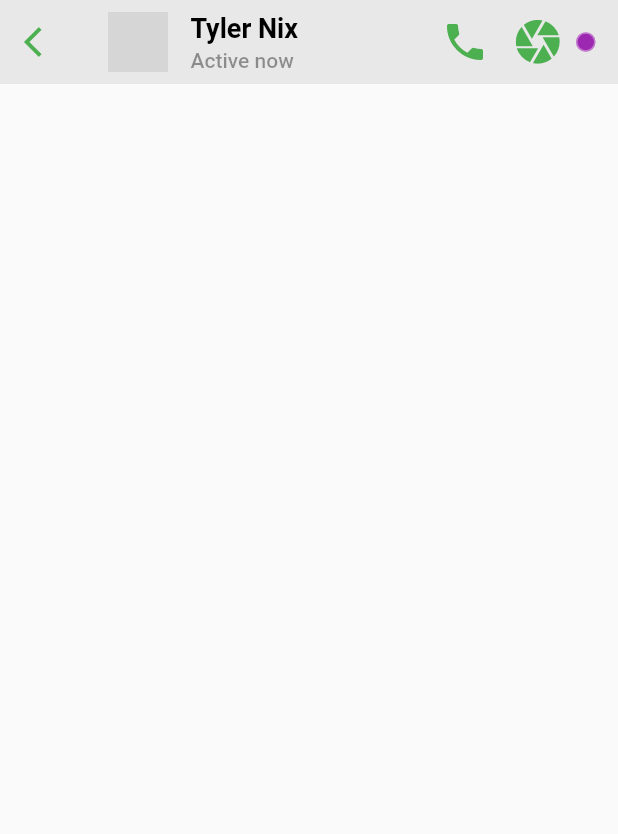
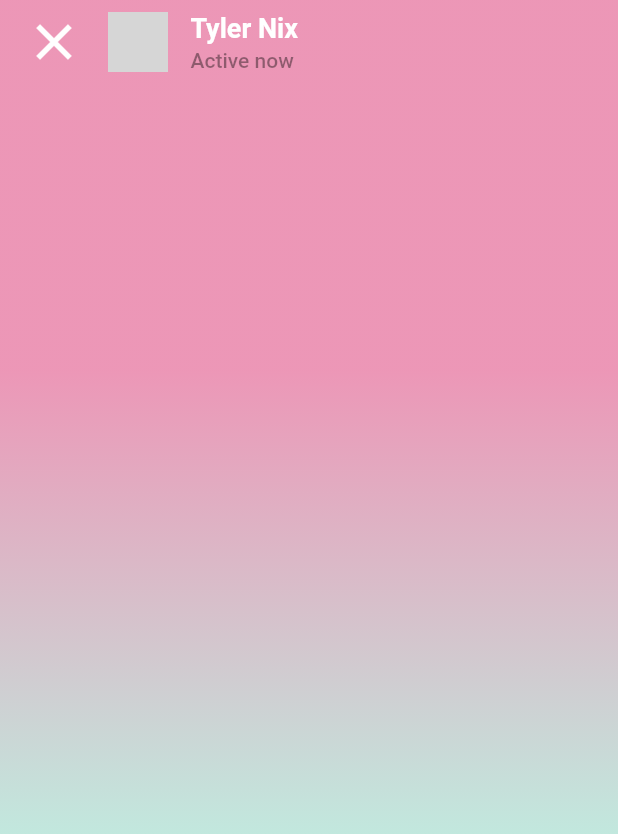
Before and after one commit to Oliinyk-Artemii/bookworm, a Flutter app: the DialogPage screen opened directly, on a phone screen of 412 x 824 dp. Shown: the top 834 px of the screen. Run offline on Flutter 3.47's test engine with Material 2 defaults, Android fonts, the phone set to English and light mode, and no system bars; network calls fail; grey boxes are pictures that could not be loaded.

Commit message:
Create gradient dialog_page.dart

```diff
--- a/lib/pages/dialog_page.dart
+++ b/lib/pages/dialog_page.dart
@@ -14,16 +14,26 @@ class _DialogPageState extends State<DialogPage> {
   @override
   Widget build(BuildContext context) {
     return Scaffold(
+      extendBodyBehindAppBar: true,
+      body: Container(
+        decoration: BoxDecoration(
+            gradient: LinearGradient(
+                begin: Alignment.topCenter,
+                end: Alignment.bottomCenter,
+                stops: [0.3, 0.7],
+                colors: [Color(0xccE97EA6), Color(0xccB0EADA)])),
+      ),
       appBar: AppBar(
-        backgroundColor: Colors.grey.withOpacity(0.2),
+        backgroundColor: Colors.transparent,
         elevation: 0,
         leading: FlatButton(
             onPressed: () {
               Navigator.pop(context);
             },
             child: Icon(
-    Icons.arrow_back_ios,
-    color: Colors.green,
+              Icons.close,
+              color: Colors.white,
+              size: 40,
             )),
         title: Row(
           children: <Widget>[
@@ -46,50 +56,26 @@ class _DialogPageState extends State<DialogPage> {
                 Text(
                   "Tyler Nix",
                   style: TextStyle(
-    fontSize: 18, fontWeight: FontWeight.bold, color: Colors.black),
+                      fontSize: 18,
+                      fontWeight: FontWeight.bold,
+                      color: Colors.white
+                    ),
                 ),
                 SizedBox(
                   height: 3,
                 ),
                 Text(
                   "Active now",
-    style: TextStyle(color: Colors.black.withOpacity(0.4), fontSize: 14),
+                  style: TextStyle(
+                      color: Colors.black.withOpacity(0.4), fontSize: 14),
                 )
               ],
             )
           ],
         ),
         actions: <Widget>[
-    Icon(
-    Icons.phone,
-    color: Colors.green,
-    size: 32,
-    ),
-    SizedBox(
-    width: 15,
-    ),
-    Icon(
-    Icons.camera,
-    color: Colors.green,
-    size: 35,
-    ),
-    SizedBox(
-    width: 8,
-    ),
-    Container(
-    width: 13,
-    height: 13,
-    decoration: BoxDecoration(
-    color: Colors.purple,
-    shape: BoxShape.circle,
-    border: Border.all(color: Colors.white38)),
-    ),
-    SizedBox(
-    width: 15,
-    )
-    ,
-    ]
-    ,
+
+        ],
       ),
     );
   }
```
Lines whose indentation alone changed are shown as unchanged.
